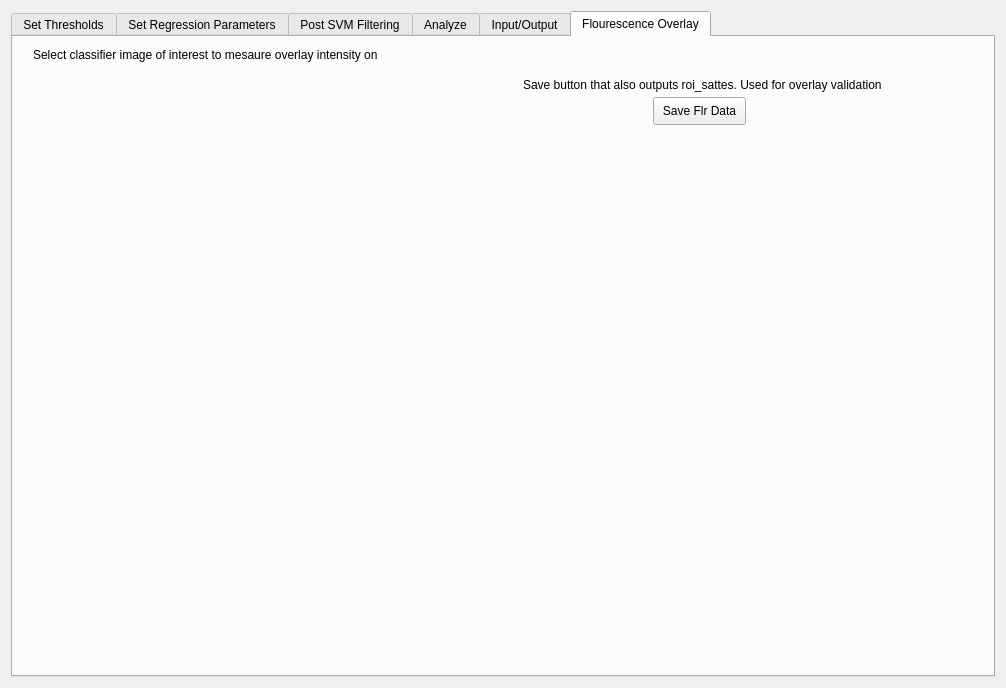
Before: the Qt Designer form myoquant.ui in Quantimus/quantimus, drawn with Qt 5.
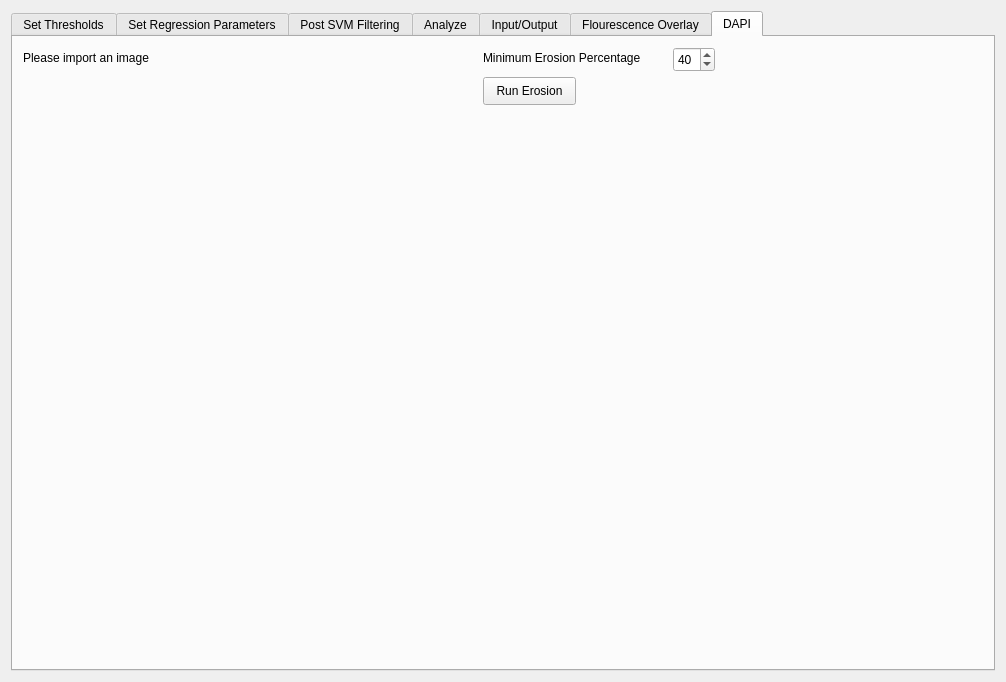
After: the same form once the commit is applied.

Commit message:
Adding DAPI tab
Added the DAPI tab, and moved the erossion functionality to a button click event.

```diff
--- a/myoquant.ui
+++ b/myoquant.ui
@@ -7,7 +7,7 @@
     <x>0</x>
     <y>0</y>
     <width>1006</width>
-    <height>688</height>
+    <height>682</height>
    </rect>
   </property>
   <property name="windowTitle">
@@ -18,6 +18,9 @@
     <layout class="QHBoxLayout" name="horizontalLayout">
      <item>
       <widget class="QTabWidget" name="analyze_tab_widget">
+       <property name="enabled">
+        <bool>true</bool>
+       </property>
        <property name="sizePolicy">
         <sizepolicy hsizetype="Expanding" vsizetype="Expanding">
          <horstretch>0</horstretch>
@@ -25,7 +28,7 @@
         </sizepolicy>
        </property>
        <property name="currentIndex">
-        <number>5</number>
+        <number>6</number>
        </property>
        <widget class="QWidget" name="tab_2">
         <attribute name="title">
@@ -717,6 +720,9 @@
         </widget>
        </widget>
        <widget class="QWidget" name="tab_5">
+        <property name="enabled">
+         <bool>true</bool>
+        </property>
         <attribute name="title">
          <string>Flourescence Overlay</string>
         </attribute>
@@ -734,14 +740,14 @@
         <widget class="QLabel" name="label_22">
          <property name="geometry">
           <rect>
-           <x>20</x>
+           <x>10</x>
            <y>10</y>
-           <width>391</width>
+           <width>401</width>
            <height>16</height>
           </rect>
          </property>
          <property name="text">
-          <string>Select classifier image of interest to mesaure overlay intensity on</string>
+          <string>Select classifier image of interest to measure overlay intensity on</string>
          </property>
         </widget>
         <widget class="QWidget" name="gridLayoutWidget_4">
@@ -758,8 +764,8 @@
         <widget class="QPushButton" name="save_flr_button">
          <property name="geometry">
           <rect>
-           <x>640</x>
-           <y>60</y>
+           <x>470</x>
+           <y>40</y>
            <width>93</width>
            <height>28</height>
           </rect>
@@ -771,14 +777,96 @@
         <widget class="QLabel" name="label_23">
          <property name="geometry">
           <rect>
-           <x>510</x>
+           <x>470</x>
+           <y>10</y>
+           <width>431</width>
+           <height>21</height>
+          </rect>
+         </property>
+         <property name="text">
+          <string>Save button that also outputs roi_states. Used for overlay validation.</string>
+         </property>
+        </widget>
+       </widget>
+       <widget class="QWidget" name="dapiTab">
+        <attribute name="title">
+         <string>DAPI</string>
+        </attribute>
+        <widget class="QLabel" name="label_47">
+         <property name="geometry">
+          <rect>
+           <x>10</x>
+           <y>10</y>
+           <width>301</width>
+           <height>21</height>
+          </rect>
+         </property>
+         <property name="text">
+          <string>Please import an image</string>
+         </property>
+        </widget>
+        <widget class="QWidget" name="gridLayoutWidget_11">
+         <property name="geometry">
+          <rect>
+           <x>10</x>
            <y>40</y>
-           <width>391</width>
-           <height>16</height>
+           <width>381</width>
+           <height>51</height>
           </rect>
          </property>
+         <layout class="QGridLayout" name="gridLayout_Import_DAPI"/>
+        </widget>
+        <widget class="QWidget" name="gridLayoutWidget_12">
+         <property name="geometry">
+          <rect>
+           <x>10</x>
+           <y>110</y>
+           <width>961</width>
+           <height>511</height>
+          </rect>
+         </property>
+         <layout class="QGridLayout" name="gridLayout_DAPI_Image"/>
+        </widget>
+        <widget class="QPushButton" name="run_erosion_button">
+         <property name="geometry">
+          <rect>
+           <x>470</x>
+           <y>40</y>
+           <width>93</width>
+           <height>28</height>
+          </rect>
+         </property>
          <property name="text">
-          <string>Save button that also outputs roi_sattes. Used for overlay validation</string>
+          <string>Run Erosion</string>
+         </property>
+        </widget>
+        <widget class="QLabel" name="label_48">
+         <property name="geometry">
+          <rect>
+           <x>470</x>
+           <y>10</y>
+           <width>181</width>
+           <height>21</height>
+          </rect>
+         </property>
+         <property name="text">
+          <string>Minimum Erosion Percentage</string>
+         </property>
+        </widget>
+        <widget class="QSpinBox" name="erosion_percentage_SpinBox">
+         <property name="geometry">
+          <rect>
+           <x>660</x>
+           <y>10</y>
+           <width>42</width>
+           <height>25</height>
+          </rect>
+         </property>
+         <property name="minimum">
+          <number>0</number>
+         </property>
+         <property name="value">
+          <number>40</number>
          </property>
         </widget>
        </widget>
```
Left out of the diff: 109 changed lines with no effect on the pictures. The commit also changes 2 other files.
